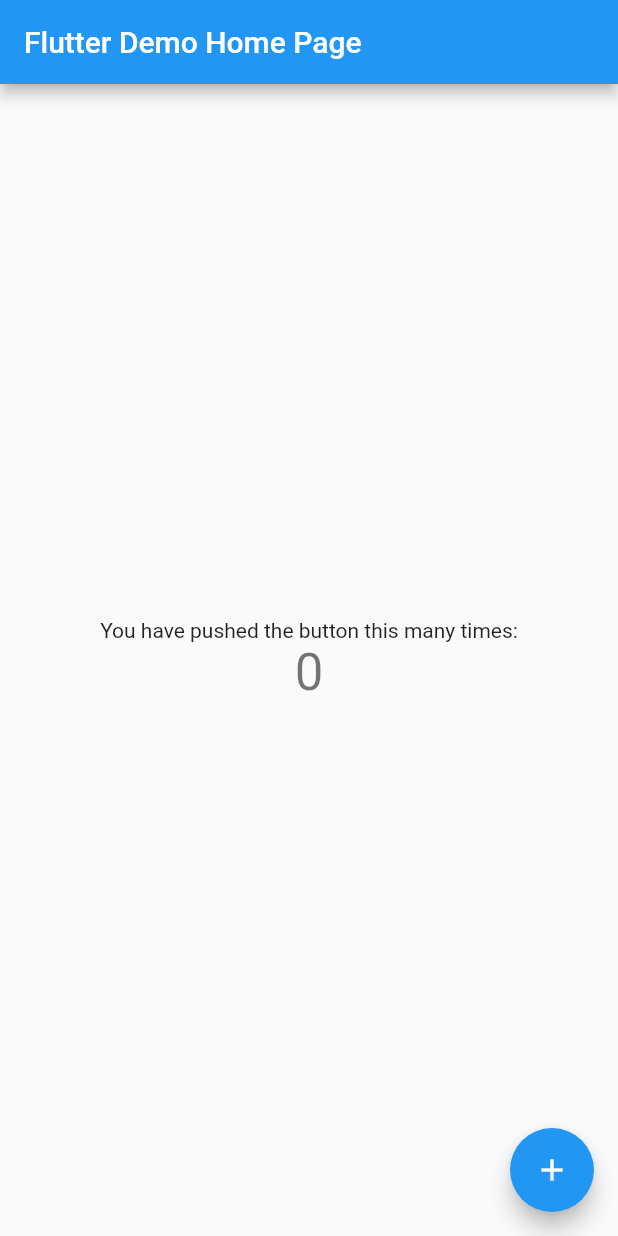
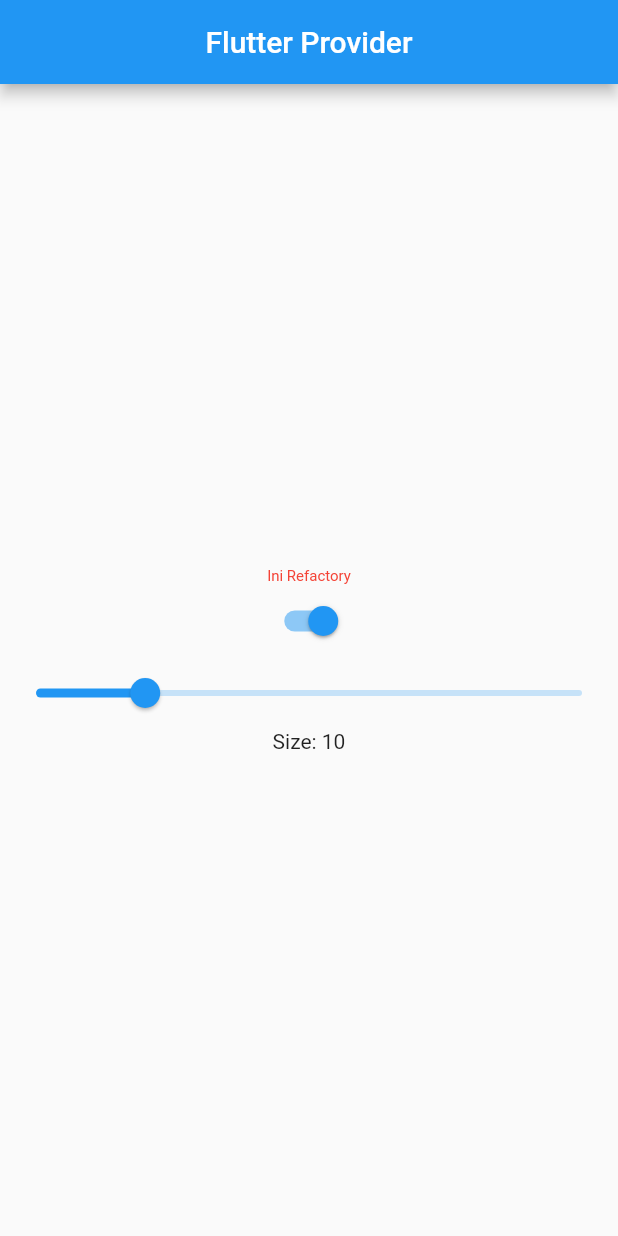
Before and after one commit to adhityabagasmiwa/flutter_workshop, a Flutter app: the screen it shows after launch, on a phone screen of 412 x 824 dp. Run offline on Flutter 3.47's test engine with Material 2 defaults, Android fonts, the phone set to English and light mode, and no system bars.

Commit message:
provider basic

```diff
--- /dev/null
+++ b/lib/home.dart
@@ -0,0 +1,48 @@
+import 'package:flutter/material.dart';
+import 'package:flutter_provider/provider/text_provider.dart';
+import 'package:provider/provider.dart';
+
+class HomePage extends StatelessWidget {
+  const HomePage({Key? key}) : super(key: key);
+
+  @override
+  Widget build(BuildContext context) {
+    return Scaffold(
+      appBar: AppBar(
+        title: const Center(child: Text("Flutter Provider")),
+      ),
+      body: Center(
+        child: Consumer<TextProvider>(
+          builder: (context, data, _) {
+            return Column(
+              mainAxisAlignment: MainAxisAlignment.center,
+              children: <Widget>[
+                Text(
+                  data.customText,
+                  style: TextStyle(
+                    color: data.customColor,
+                    fontSize: data.initialFontSize,
+                  ),
+                ),
+                Switch(
+                  value: data.isLightBlue,
+                  onChanged: (value) {
+                    data.onSwitchChanged(value);
+                  },
+                ),
+                Slider(
+                  value: data.initialFontSize,
+                  max: 50,
+                  onChanged: (value) {
+                    data.onSliderChanged(value);
+                  },
+                ),
+                Text("Size: ${data.initialFontSize.round()}")
+              ],
+            );
+          },
+        ),
+      ),
+    );
+  }
+}
--- a/lib/main.dart
+++ b/lib/main.dart
@@ -1,4 +1,7 @@
 import 'package:flutter/material.dart';
+import 'package:flutter_provider/home.dart';
+import 'package:flutter_provider/provider/text_provider.dart';
+import 'package:provider/provider.dart';
 
 void main() {
   runApp(const MyApp());
@@ -7,109 +10,19 @@ void main() {
 class MyApp extends StatelessWidget {
   const MyApp({Key? key}) : super(key: key);
 
-  // This widget is the root of your application.
   @override
   Widget build(BuildContext context) {
     return MaterialApp(
-      title: 'Flutter Demo',
+      title: 'Flutter Provider',
       theme: ThemeData(
-        // This is the theme of your application.
-        //
-        // Try running your application with "flutter run". You'll see the
-        // application has a blue toolbar. Then, without quitting the app, try
-        // changing the primarySwatch below to Colors.green and then invoke
-        // "hot reload" (press "r" in the console where you ran "flutter run",
-        // or simply save your changes to "hot reload" in a Flutter IDE).
-        // Notice that the counter didn't reset back to zero; the application
-        // is not restarted.
         primarySwatch: Colors.blue,
       ),
-      home: const MyHomePage(title: 'Flutter Demo Home Page'),
+      home: ChangeNotifierProvider<TextProvider>(
+        create: (BuildContext context) {
+          return TextProvider();
+        },
+        child: const HomePage(),
+      ),
     );
   }
 }
-
-class MyHomePage extends StatefulWidget {
-  const MyHomePage({Key? key, required this.title}) : super(key: key);
-
-  // This widget is the home page of your application. It is stateful, meaning
-  // that it has a State object (defined below) that contains fields that affect
-  // how it looks.
-
-  // This class is the configuration for the state. It holds the values (in this
-  // case the title) provided by the parent (in this case the App widget) and
-  // used by the build method of the State. Fields in a Widget subclass are
-  // always marked "final".
-
-  final String title;
-
-  @override
-  State<MyHomePage> createState() => _MyHomePageState();
-}
-
-class _MyHomePageState extends State<MyHomePage> {
-  int _counter = 0;
-
-  void _incrementCounter() {
-    setState(() {
-      // This call to setState tells the Flutter framework that something has
-      // changed in this State, which causes it to rerun the build method below
-      // so that the display can reflect the updated values. If we changed
-      // _counter without calling setState(), then the build method would not be
-      // called again, and so nothing would appear to happen.
-      _counter++;
-    });
-  }
-
-  @override
-  Widget build(BuildContext context) {
-    // This method is rerun every time setState is called, for instance as done
-    // by the _incrementCounter method above.
-    //
-    // The Flutter framework has been optimized to make rerunning build methods
-    // fast, so that you can just rebuild anything that needs updating rather
-    // than having to individually change instances of widgets.
-    return Scaffold(
-      appBar: AppBar(
-        // Here we take the value from the MyHomePage object that was created by
-        // the App.build method, and use it to set our appbar title.
-        title: Text(widget.title),
-      ),
-      body: Center(
-        // Center is a layout widget. It takes a single child and positions it
-        // in the middle of the parent.
-        child: Column(
-          // Column is also a layout widget. It takes a list of children and
-          // arranges them vertically. By default, it sizes itself to fit its
-          // children horizontally, and tries to be as tall as its parent.
-          //
-          // Invoke "debug painting" (press "p" in the console, choose the
-          // "Toggle Debug Paint" action from the Flutter Inspector in Android
-          // Studio, or the "Toggle Debug Paint" command in Visual Studio Code)
-          // to see the wireframe for each widget.
-          //
-          // Column has various properties to control how it sizes itself and
-          // how it positions its children. Here we use mainAxisAlignment to
-          // center the children vertically; the main axis here is the vertical
-          // axis because Columns are vertical (the cross axis would be
-          // horizontal).
-          mainAxisAlignment: MainAxisAlignment.center,
-          children: <Widget>[
-            const Text(
-              'You have pushed the button this many times:',
-            ),
-            Text(
-              '$_counter',
-              style: Theme.of(context).textTheme.headline4,
-            ),
-          ],
-        ),
-      ),
-      floatingActionButton: FloatingActionButton(
-        onPressed: _incrementCounter,
-        tooltip: 'Increment',
-        child: const Icon(Icons.add),
-      ), // This trailing comma makes auto-formatting nicer for build methods.
-    );
-  }
-}
--- /dev/null
+++ b/lib/provider/text_provider.dart
@@ -0,0 +1,22 @@
+import 'package:flutter/material.dart';
+
+class TextProvider with ChangeNotifier {
+  double _initialFontSize = 10;
+  double get initialFontSize => _initialFontSize;
+
+  bool _isLightBlue = true;
+  bool get isLightBlue => _isLightBlue;
+
+  String get customText => (_isLightBlue) ? "Ini Refactory" : "Ini Yogyakarta";
+  Color get customColor => (_isLightBlue) ? Colors.red : Colors.green;
+
+  void onSwitchChanged(bool value) {
+    _isLightBlue = value;
+    notifyListeners();
+  }
+
+  void onSliderChanged(double value) {
+    _initialFontSize = value;
+    notifyListeners();
+  }
+}
```
Also changed, not shown: pubspec.yaml (+5 -15 lines), pubspec.lock.
